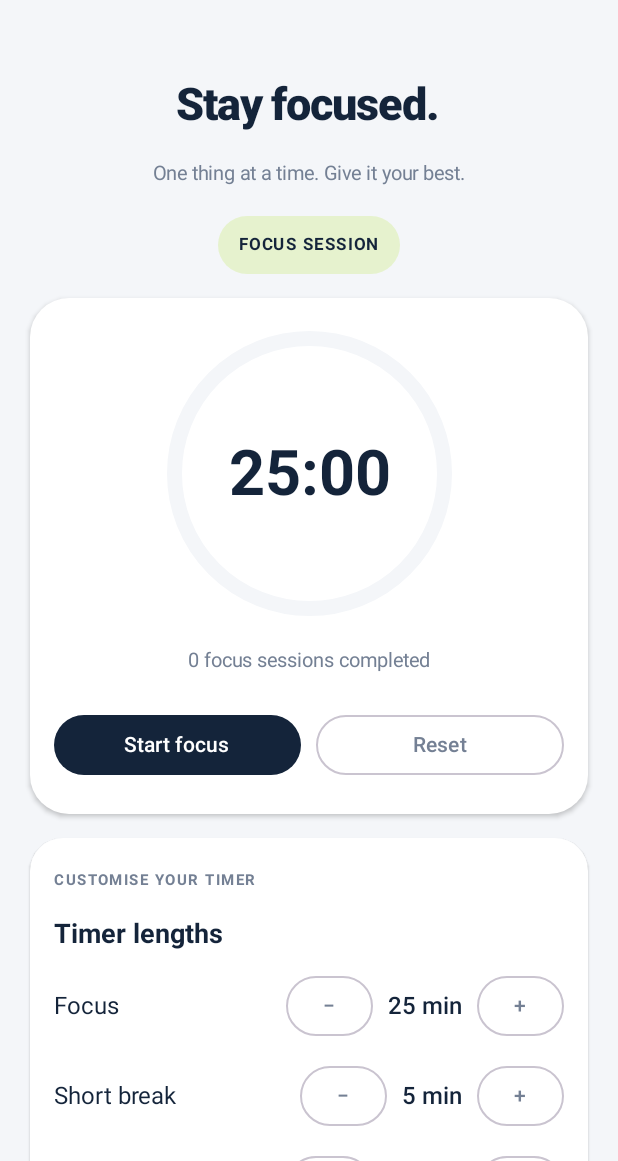
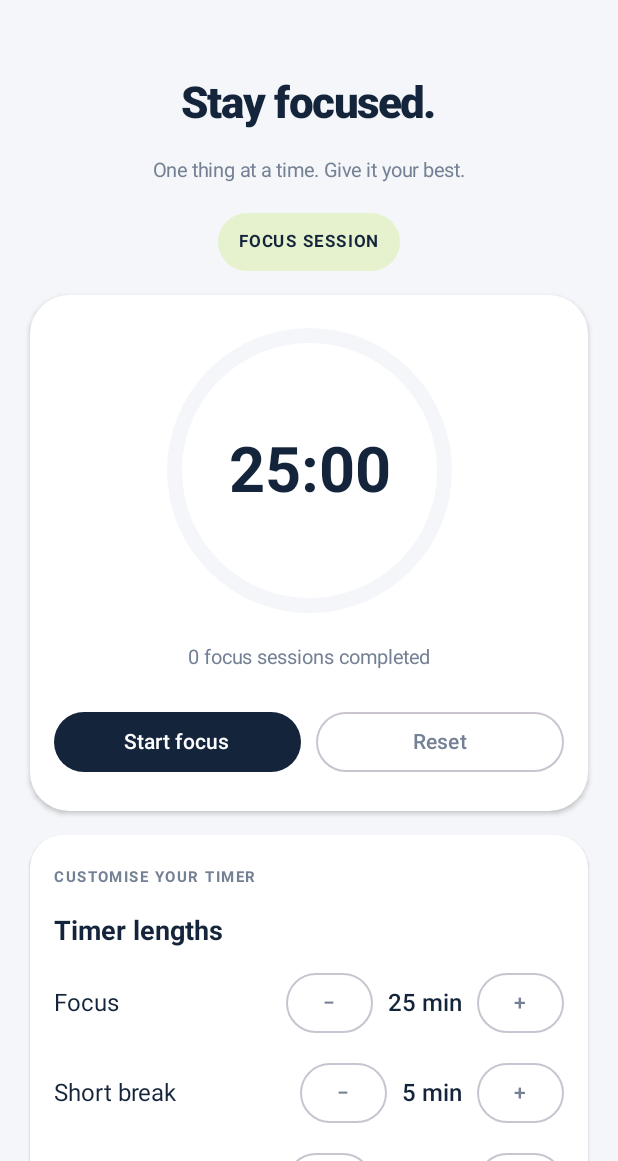
Before and after one commit to haska-tech/Myday-, an Android app built with Jetpack Compose: the PomodoroActivity screen opened directly, with no data from a screen before it, on a phone screen of 412 x 824 dp, the part 75-1236 px from its top. Run offline under Robolectric (Android 15) with nearby library versions, the phone set to English and light mode, and no system bars.

Commit message:
Align focus screen heading with shared typography

```diff
--- a/app/src/main/java/com/haskatech/myday/focus/PomodoroActivity.kt
+++ b/app/src/main/java/com/haskatech/myday/focus/PomodoroActivity.kt
@@ -97,7 +97,7 @@ private fun PomodoroScreen() {
                 Text("POMODORO", color = MyDayColors.Muted, fontSize = 11.sp, fontWeight = FontWeight.Bold)
             }
             Spacer(Modifier.height(8.dp))
-            Text("Stay focused.", color = MyDayColors.Navy, fontSize = 30.sp, fontWeight = FontWeight.ExtraBold, letterSpacing = (-0.7).sp)
+            Text("Stay focused.", color = MyDayColors.Navy, style = MaterialTheme.typography.headlineLarge)
             Text("One thing at a time. Give it your best.", color = MyDayColors.Muted, fontSize = 13.sp)
             Surface(color = MyDayColors.Lime.copy(alpha = 0.24f), shape = RoundedCornerShape(50)) {
                 Text(phaseLabel, color = MyDayColors.Navy, fontSize = 11.sp, fontWeight = FontWeight.Bold,
```
